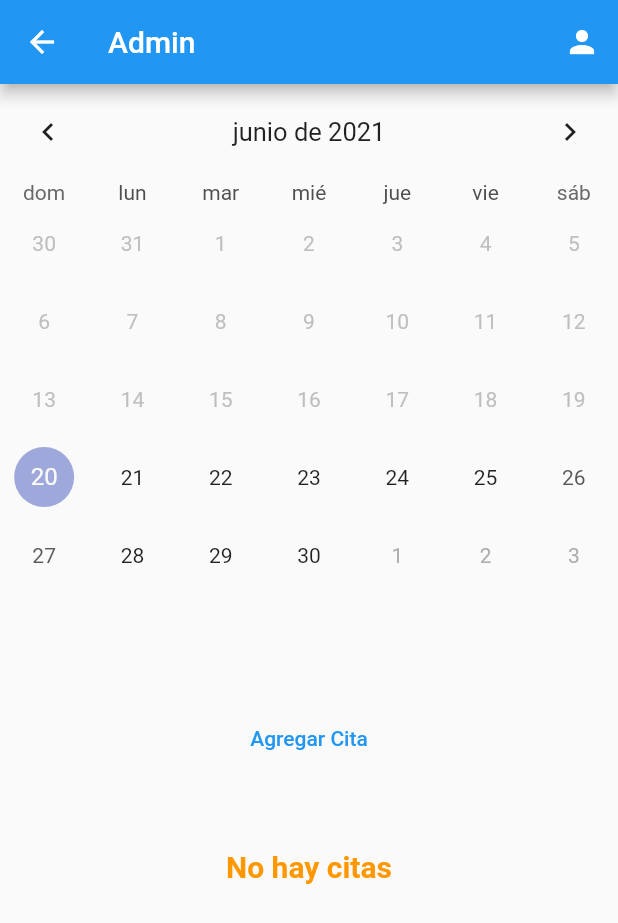
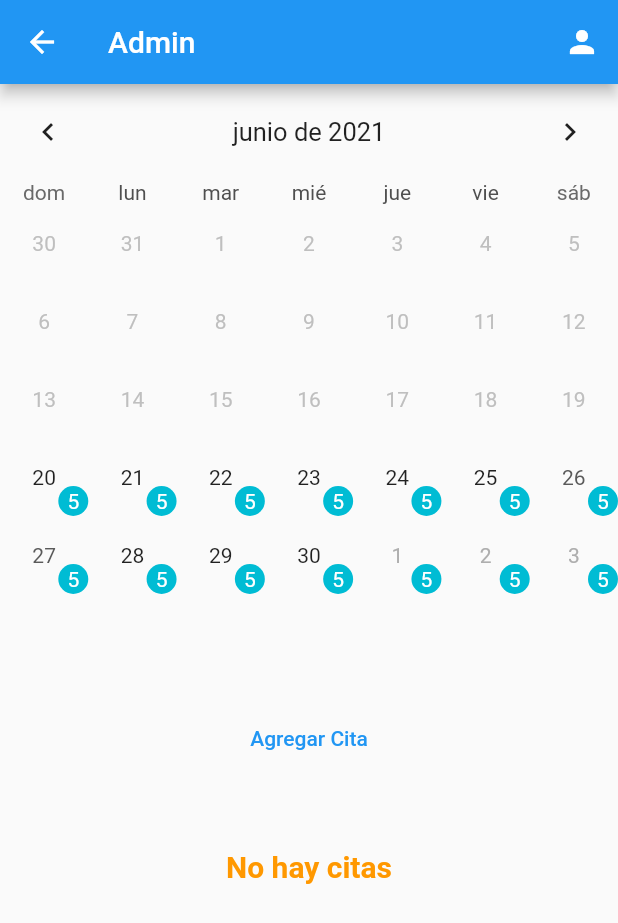
Before and after one commit to nramirez/doctorwho, a Flutter app: the CitasPage screen opened directly, on a phone screen of 412 x 824 dp. Shown: the top 923 px of the screen. Run offline on Flutter 3.47's test engine with Material 2 defaults, Android fonts, the light colour scheme and no system bars; drawn by our look-alikes of table_calendar; our stand-ins replace cloud_firestore, email_validator, firebase_auth, firebase_core, flutter_dotenv, flutter_holo_date_picker and 2 more; missing offline and left inert: mail, twilio_flutter; accounts and stored records are empty.

Commit message:
citas por dia

```diff
--- a/lib/screens/admin/citas/index.dart
+++ b/lib/screens/admin/citas/index.dart
@@ -55,7 +55,31 @@ class _CitasPageState extends State<CitasPage> {
             },
             focusedDay: _focusedDay,
             firstDay: DateTime.now(),
-              lastDay: DateTime.now().add(Duration(days: 300))),
+            lastDay: DateTime.now().add(Duration(days: 300)),
+            calendarBuilders: CalendarBuilders(
+              todayBuilder: (context, day, focusedDay) => Center(
+                child: Text(day.day.toString()),
+              ),
+              markerBuilder: (context, day, events) {
+                var appts = "5";
+
+                return Align(
+                  alignment: Alignment.bottomRight,
+                  child: Container(
+                    width: 20,
+                    height: 20,
+                    alignment: Alignment.center,
+                    decoration: BoxDecoration(
+                        shape: BoxShape.circle, color: Colors.cyan),
+                    child: Text(
+                      appts,
+                      style: TextStyle(color: Colors.white),
+                    ),
+                  ),
+                );
+              },
+            ),
+          ),
           Column(
             children: [
               TextButton(
```
Lines whose indentation alone changed are shown as unchanged.
